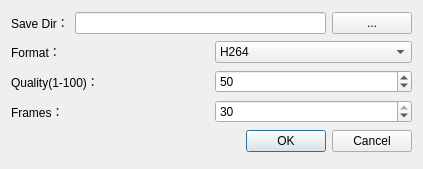
The window that recorddialog.ui (sltruman/mind-vision-example) describes before a commit, drawn with Qt 5.
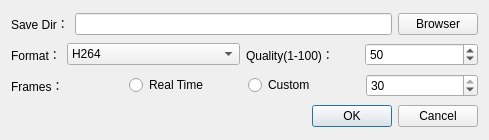
The same window after the commit.

```diff
--- a/recorddialog.ui
+++ b/recorddialog.ui
@@ -6,8 +6,8 @@
    <rect>
     <x>0</x>
     <y>0</y>
-    <width>423</width>
-    <height>169</height>
+    <width>489</width>
+    <height>140</height>
    </rect>
   </property>
   <property name="windowTitle">
@@ -15,7 +15,7 @@
   </property>
   <layout class="QVBoxLayout" name="verticalLayout">
    <item>
-    <layout class="QHBoxLayout" name="horizontalLayout_3">
+    <layout class="QHBoxLayout" name="horizontalLayout_3" stretch="0,2,0">
      <item>
       <widget class="QLabel" name="label_19">
        <property name="text">
@@ -33,14 +33,16 @@
      <item>
       <widget class="QPushButton" name="pushButton_snap_path">
        <property name="text">
-        <string>...</string>
+        <string>Browser</string>
        </property>
       </widget>
      </item>
     </layout>
    </item>
    <item>
-    <layout class="QHBoxLayout" name="horizontalLayout_4" stretch="5,5">
+    <layout class="QHBoxLayout" name="horizontalLayout">
+     <item>
+      <layout class="QHBoxLayout" name="horizontalLayout_4" stretch="0,0">
      <item>
       <widget class="QLabel" name="label_20">
        <property name="text">
@@ -104,6 +106,8 @@
      </item>
     </layout>
    </item>
+    </layout>
+   </item>
    <item>
     <layout class="QHBoxLayout" name="horizontalLayout_6">
      <item>
@@ -113,6 +117,20 @@
        </property>
       </widget>
      </item>
+     <item>
+      <widget class="QRadioButton" name="radioButton_2">
+       <property name="text">
+        <string>Real Time</string>
+       </property>
+      </widget>
+     </item>
+     <item>
+      <widget class="QRadioButton" name="radioButton">
+       <property name="text">
+        <string>Custom</string>
+       </property>
+      </widget>
+     </item>
      <item>
       <widget class="QSpinBox" name="spinBox_frames">
        <property name="enabled">
```
Lines whose indentation alone changed are shown as unchanged.
